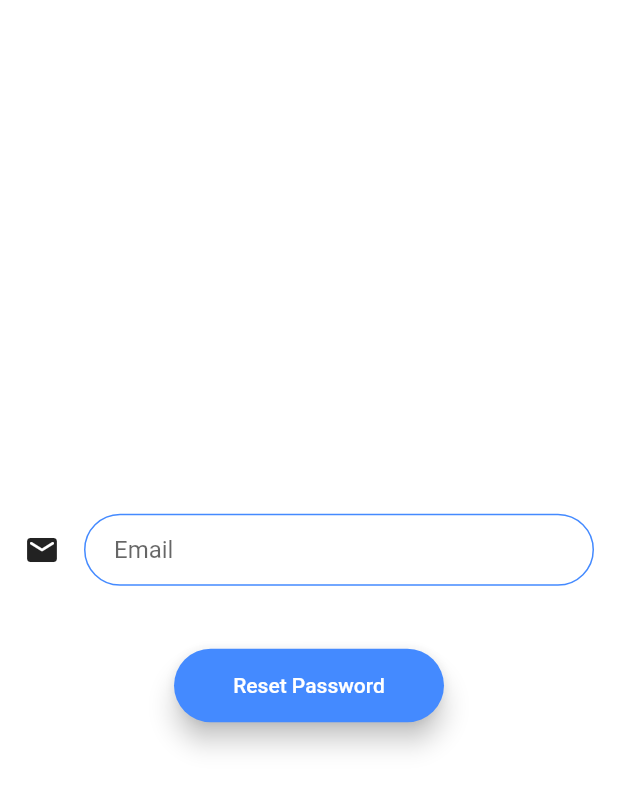
After one commit to SandeepKumar482/flash_chat, a Flutter app: the ForgotPassword screen opened by its route, on a phone screen of 412 x 824 dp. The commit adds this screen. Shown: the top 789 px of the screen. Run offline on Flutter 3.47's test engine with Material 2 defaults, Android fonts, the phone set to English and light mode, and no system bars; our stand-ins replace cloud_firestore, firebase_auth, firebase_core, modal_progress_hud_nsn; accounts and stored records are empty.

Commit message:
Forgot Password Added

```diff
--- a/lib/main.dart
+++ b/lib/main.dart
@@ -1,3 +1,4 @@
+import 'package:flash_chat/screens/ForgotPassword.dart';
 import 'package:flash_chat/screens/chat_screen.dart';
 import 'package:flash_chat/screens/login_screen.dart';
 import 'package:flash_chat/screens/registration_screen.dart';
@@ -16,7 +17,8 @@ class FlashChat extends StatelessWidget {
         WelcomeScreen.id: (context) => WelcomeScreen(),
         LoginScreen.id: (context) => LoginScreen(),
         RegistrationScreen.id: (context) => RegistrationScreen(),
-        ChatScreen.id: (context) => ChatScreen()
+        ChatScreen.id: (context) => ChatScreen(),
+        ForgotPassword.id:(context)=>ForgotPassword()
       },
     );
   }
--- /dev/null
+++ b/lib/screens/ForgotPassword.dart
@@ -0,0 +1,63 @@
+import 'package:flash_chat/components/rounded_button.dart';
+import 'package:flutter/cupertino.dart';
+import 'package:flutter/material.dart';
+import 'package:flash_chat/constants.dart';
+import 'package:firebase_auth/firebase_auth.dart';
+
+class ForgotPassword extends StatefulWidget {
+  static const id = "forgotPasswordScreen";
+  @override
+  _ForgotPasswordState createState() => _ForgotPasswordState();
+}
+
+class _ForgotPasswordState extends State<ForgotPassword> with SingleTickerProviderStateMixin {
+  static late String email;
+  late AnimationController controller;
+  late Animation animation, animation2;
+  final _auth = FirebaseAuth.instance;
+
+  @override
+  Future<void> initState() async {
+
+    controller = AnimationController(
+      vsync: this,
+      duration: Duration(seconds: 1),
+    );
+    animation = CurvedAnimation(parent: controller, curve: Curves.easeOutSine);
+    animation2 =
+        CurvedAnimation(parent: controller, curve: Curves.fastOutSlowIn);
+    controller.forward();
+    controller.addListener(() {
+      setState(() {});
+    });
+  }
+  @override
+  Widget build(BuildContext context) {
+
+    return Scaffold(
+      backgroundColor: Colors.white,
+      body: Column(
+        mainAxisAlignment: MainAxisAlignment.center,
+        children: [
+          Padding(
+            padding: const EdgeInsets.all(16.0),
+            child: TextField(
+              keyboardType: TextInputType.emailAddress,
+              onChanged: (value) {
+                email = value;
+              },
+              decoration: kInputTextField,
+            ),
+          ),
+          SizedBox(
+            height:  10.0,
+          ),
+          RoundedButton(animation: animation, color: Colors.blueAccent, onTap: (){
+            _auth.sendPasswordResetEmail(email: email);
+            Navigator.pop(context);
+          }, title: 'Reset Password')
+        ],
+      ),
+    );
+  }
+}
--- a/lib/screens/login_screen.dart
+++ b/lib/screens/login_screen.dart
@@ -1,6 +1,7 @@
 import 'package:firebase_auth/firebase_auth.dart';
 import 'package:flash_chat/components/rounded_button.dart';
 import 'package:flash_chat/constants.dart';
+import 'package:flash_chat/screens/ForgotPassword.dart';
 import 'package:flutter/material.dart';
 import 'package:modal_progress_hud_nsn/modal_progress_hud_nsn.dart';
 
@@ -126,6 +127,13 @@ class _LoginScreenState extends State<LoginScreen>
                   title: 'Login',
                 ),
               ),
+              SizedBox(height: 10,),
+
+              Center(child: TextButton(onPressed: (){
+                Navigator.pushNamed(context, ForgotPassword.id);
+              }, child: Text('Forgot Password')),
+              ),
+
             ],
           ),
         ),
```
